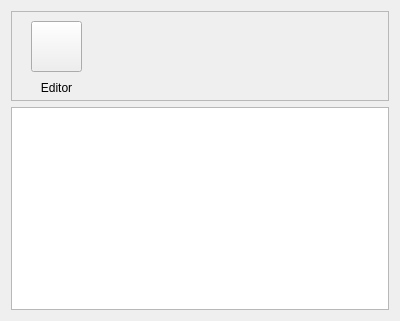
First picture: the form in app/ui/options/KeyboardOptions.ui, repository Open-Typer/Open-Typer, before the edit.
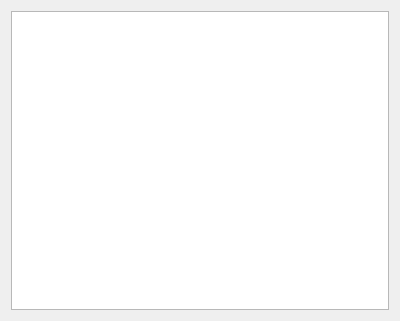
Second picture: the form after the edit. Icons and pictures are not drawn.

Commit message: KeyboardOptions: Remove pack editor button

```diff
--- a/app/ui/options/KeyboardOptions.ui
+++ b/app/ui/options/KeyboardOptions.ui
@@ -15,67 +15,6 @@
   </property>
   <layout class="QGridLayout" name="gridLayout">
    <item row="1" column="0">
-    <widget class="QFrame" name="toolBarFrame">
-     <property name="minimumSize">
-      <size>
-       <width>0</width>
-       <height>90</height>
-      </size>
-     </property>
-     <property name="maximumSize">
-      <size>
-       <width>16777215</width>
-       <height>90</height>
-      </size>
-     </property>
-     <property name="frameShape">
-      <enum>QFrame::StyledPanel</enum>
-     </property>
-     <property name="frameShadow">
-      <enum>QFrame::Raised</enum>
-     </property>
-     <widget class="QPushButton" name="editorButton">
-      <property name="geometry">
-       <rect>
-        <x>20</x>
-        <y>10</y>
-        <width>51</width>
-        <height>51</height>
-       </rect>
-      </property>
-      <property name="text">
-       <string notr="true"/>
-      </property>
-      <property name="icon">
-       <iconset resource="../res.qrc">
-        <normaloff>:/res/images/packEditor.png</normaloff>:/res/images/packEditor.png</iconset>
-      </property>
-      <property name="iconSize">
-       <size>
-        <width>36</width>
-        <height>36</height>
-       </size>
-      </property>
-     </widget>
-     <widget class="QLabel" name="editorLabel">
-      <property name="geometry">
-       <rect>
-        <x>10</x>
-        <y>66</y>
-        <width>71</width>
-        <height>21</height>
-       </rect>
-      </property>
-      <property name="text">
-       <string>Editor</string>
-      </property>
-      <property name="alignment">
-       <set>Qt::AlignCenter</set>
-      </property>
-     </widget>
-    </widget>
-   </item>
-   <item row="2" column="0">
     <widget class="QListWidget" name="packList"/>
    </item>
   </layout>
```
Left out of the diff: 2 changed lines with no effect on the pictures. The commit also changes 2 other files.
